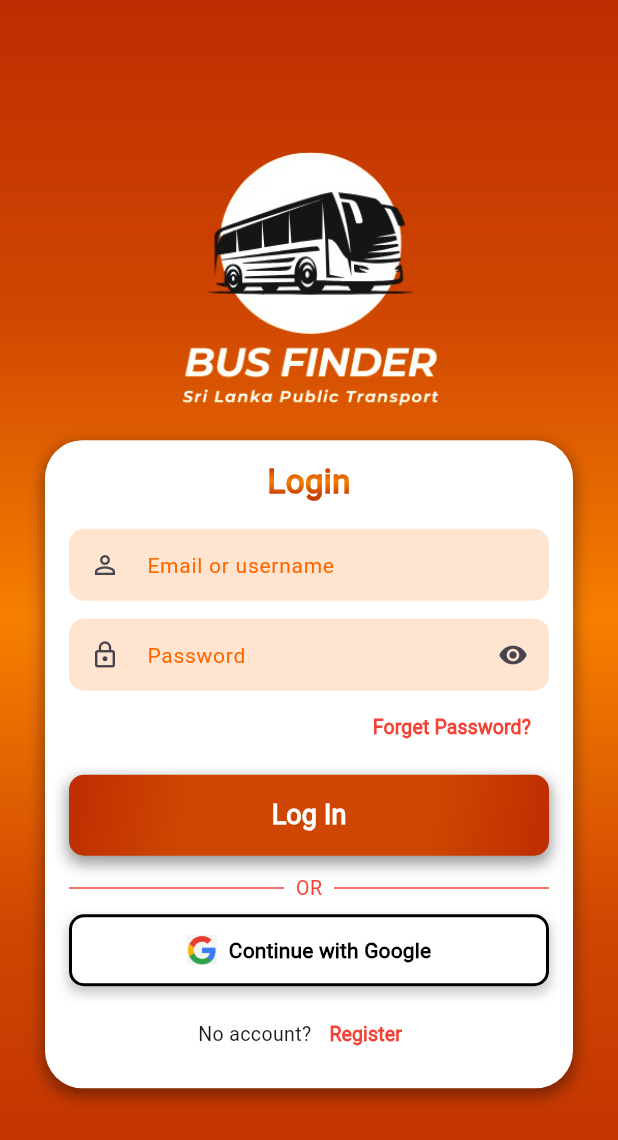
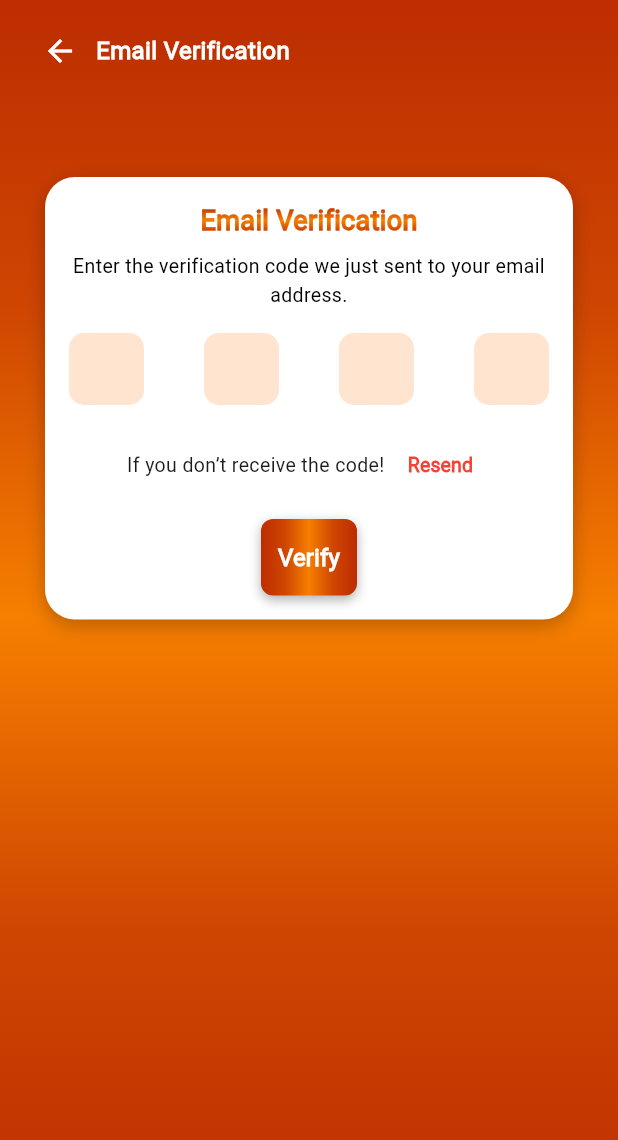
Before and after one commit to ChalithaSathsara/passenger_application, a Flutter app: the screen it shows after launch, on a phone screen of 412 x 824 dp. Shown: the top 1140 px of the screen. Run offline on Flutter 3.47's test engine with Material 3 defaults, Android fonts, the phone set to English and light mode, and no system bars.

Commit message:
create forget password  3 screens

```diff
--- a/lib/main.dart
+++ b/lib/main.dart
@@ -1,6 +1,9 @@
 import 'package:flutter/material.dart';
 import 'package:passenger_app/screens/login_screen.dart';
 import 'package:passenger_app/screens/register_screen.dart';
+import 'package:passenger_app/screens/forget_password_screen.dart';
+import 'package:passenger_app/screens/forget_password_email_verification_screen.dart';
+import 'package:passenger_app/screens/forget_password_enter_new_password_screen.dart';
 
 void main() {
   runApp(const MyApp());
@@ -17,7 +20,7 @@ class MyApp extends StatelessWidget {
         colorScheme: ColorScheme.fromSeed(seedColor: Colors.deepPurple),
         fontFamily: 'Roboto',
       ),
-      home: const Logingscreen(),
+      home: const EmailVerificationScreen(),
       routes: {
         '/register': (context) => const RegisterScreen(), // 👈 Named route
       },
--- /dev/null
+++ b/lib/screens/forget_password_email_verification_screen.dart
@@ -0,0 +1,262 @@
+import 'package:flutter/material.dart';
+import 'package:flutter/services.dart';
+
+class EmailVerificationScreen extends StatefulWidget {
+  const EmailVerificationScreen({super.key});
+
+  @override
+  State<EmailVerificationScreen> createState() =>
+      _EmailVerificationScreenState();
+}
+
+class _EmailVerificationScreenState extends State<EmailVerificationScreen> {
+  final List<TextEditingController> _otpControllers = List.generate(
+    4,
+    (_) => TextEditingController(),
+  );
+  final List<FocusNode> _focusNodes = List.generate(4, (_) => FocusNode());
+
+  @override
+  void dispose() {
+    for (final controller in _otpControllers) {
+      controller.dispose();
+    }
+    for (final node in _focusNodes) {
+      node.dispose();
+    }
+    super.dispose();
+  }
+
+  void _handleOtpChange(String value, int index) {
+    if (value.length > 1 &&
+        value.length == 4 &&
+        RegExp(r'^\d{4}$').hasMatch(value)) {
+      for (int i = 0; i < 4; i++) {
+        _otpControllers[i].text = value[i];
+      }
+      FocusScope.of(context).unfocus();
+      return;
+    }
+
+    if (value.isNotEmpty && index < 3) {
+      FocusScope.of(context).requestFocus(_focusNodes[index + 1]);
+    } else if (value.isEmpty && index > 0) {
+      FocusScope.of(context).requestFocus(_focusNodes[index - 1]);
+    }
+  }
+
+  Widget _buildAppBar() {
+    return Row(
+      children: const [
+        BackButton(color: Colors.white),
+        Text(
+          "Email Verification",
+          style: TextStyle(
+            fontSize: 16,
+            fontWeight: FontWeight.bold,
+            color: Colors.white,
+          ),
+        ),
+      ],
+    );
+  }
+
+  Widget _buildHeaderText() {
+    return ShaderMask(
+      shaderCallback: (Rect bounds) {
+        return const LinearGradient(
+          colors: [
+            Color(0xFFBD2D01),
+            Color(0xFFCF4602),
+            Color(0xFFF67F00),
+            Color(0xFFCF4602),
+            Color(0xFFBD2D01),
+          ],
+          begin: Alignment.topCenter,
+          end: Alignment.bottomCenter,
+        ).createShader(bounds);
+      },
+      child: const Text(
+        "Email Verification",
+        style: TextStyle(
+          fontSize: 18,
+          fontWeight: FontWeight.bold,
+          color: Colors.white,
+        ),
+      ),
+    );
+  }
+
+  Widget _buildSubtitleText() {
+    return const Text(
+      "Enter the verification code we just sent to your email address.",
+      textAlign: TextAlign.center,
+      style: TextStyle(fontSize: 13, color: Colors.black),
+    );
+  }
+
+  Widget _buildOtpFields() {
+    return Row(
+      mainAxisAlignment: MainAxisAlignment.spaceBetween,
+      children: List.generate(4, (index) {
+        return SizedBox(
+          width: 50,
+          child: TextField(
+            controller: _otpControllers[index],
+            focusNode: _focusNodes[index],
+            textAlign: TextAlign.center,
+            keyboardType: TextInputType.number,
+            maxLength: 4,
+            inputFormatters: [FilteringTextInputFormatter.digitsOnly],
+            onChanged: (value) => _handleOtpChange(value, index),
+            decoration: InputDecoration(
+              counterText: '',
+              filled: true,
+              fillColor: const Color(0xFFFFE5D0),
+              border: OutlineInputBorder(
+                borderRadius: BorderRadius.circular(10),
+                borderSide: BorderSide.none,
+              ),
+              contentPadding: const EdgeInsets.all(12),
+            ),
+            style: const TextStyle(fontSize: 16),
+          ),
+        );
+      }),
+    );
+  }
+
+  Widget _buildResendSection() {
+    return Row(
+      mainAxisAlignment: MainAxisAlignment.center,
+      children: [
+        const Text(
+          "If you don’t receive the code! ",
+          style: TextStyle(fontSize: 13),
+        ),
+        TextButton(
+          onPressed: () {
+            // TODO: Add resend logic
+          },
+          child: const Text(
+            "Resend",
+            style: TextStyle(
+              fontSize: 13,
+              fontWeight: FontWeight.bold,
+              color: Colors.red,
+            ),
+          ),
+        ),
+      ],
+    );
+  }
+
+  Widget _buildVerifyButton() {
+    return Container(
+      decoration: BoxDecoration(
+        gradient: const LinearGradient(
+          colors: [
+            Color(0xFFBD2D01),
+            Color(0xFFCF4602),
+            Color(0xFFF67F00),
+            Color(0xFFCF4602),
+            Color(0xFFBD2D01),
+          ],
+        ),
+        borderRadius: BorderRadius.circular(8),
+        boxShadow: [
+          BoxShadow(
+            color: Colors.black.withOpacity(0.3),
+            blurRadius: 6,
+            offset: const Offset(0, 3),
+          ),
+        ],
+      ),
+      child: ElevatedButton(
+        style: ElevatedButton.styleFrom(
+          backgroundColor: Colors.transparent,
+          shadowColor: Colors.transparent,
+          padding: const EdgeInsets.symmetric(vertical: 14),
+          shape: RoundedRectangleBorder(borderRadius: BorderRadius.circular(8)),
+        ),
+        onPressed: () {
+          final code = _otpControllers.map((c) => c.text).join();
+          // TODO: Submit OTP code
+        },
+        child: const Text(
+          "Verify",
+          style: TextStyle(
+            fontSize: 16,
+            fontWeight: FontWeight.bold,
+            color: Colors.white,
+          ),
+        ),
+      ),
+    );
+  }
+
+  Widget _buildFormCard() {
+    return Container(
+      margin: const EdgeInsets.symmetric(horizontal: 30),
+      padding: const EdgeInsets.all(16),
+      decoration: BoxDecoration(
+        color: Colors.white,
+        borderRadius: BorderRadius.circular(20),
+        boxShadow: [
+          BoxShadow(
+            color: Colors.black.withOpacity(0.25),
+            blurRadius: 10,
+            offset: const Offset(0, 4),
+          ),
+        ],
+      ),
+      child: Column(
+        children: [
+          _buildHeaderText(),
+          const SizedBox(height: 8),
+          _buildSubtitleText(),
+          const SizedBox(height: 16),
+          _buildOtpFields(),
+          const SizedBox(height: 16),
+          _buildResendSection(),
+          const SizedBox(height: 12),
+          _buildVerifyButton(),
+        ],
+      ),
+    );
+  }
+
+  @override
+  Widget build(BuildContext context) {
+    return Scaffold(
+      body: Container(
+        decoration: const BoxDecoration(
+          gradient: LinearGradient(
+            colors: [
+              Color(0xFFBD2D01),
+              Color(0xFFCF4602),
+              Color(0xFFF67F00),
+              Color(0xFFCF4602),
+              Color(0xFFBD2D01),
+            ],
+            begin: Alignment.topCenter,
+            end: Alignment.bottomCenter,
+          ),
+        ),
+        child: SafeArea(
+          child: Column(
+            children: [
+              const SizedBox(height: 10),
+              Padding(
+                padding: const EdgeInsets.symmetric(horizontal: 16),
+                child: _buildAppBar(),
+              ),
+              const SizedBox(height: 60),
+              _buildFormCard(),
+            ],
+          ),
+        ),
+      ),
+    );
+  }
+}
```
Also changed, not shown: lib/screens/forget_password_enter_new_password_screen.dart (added, +229 -0 lines), lib/screens/forget_password_screen.dart (added, +187 -0 lines).
